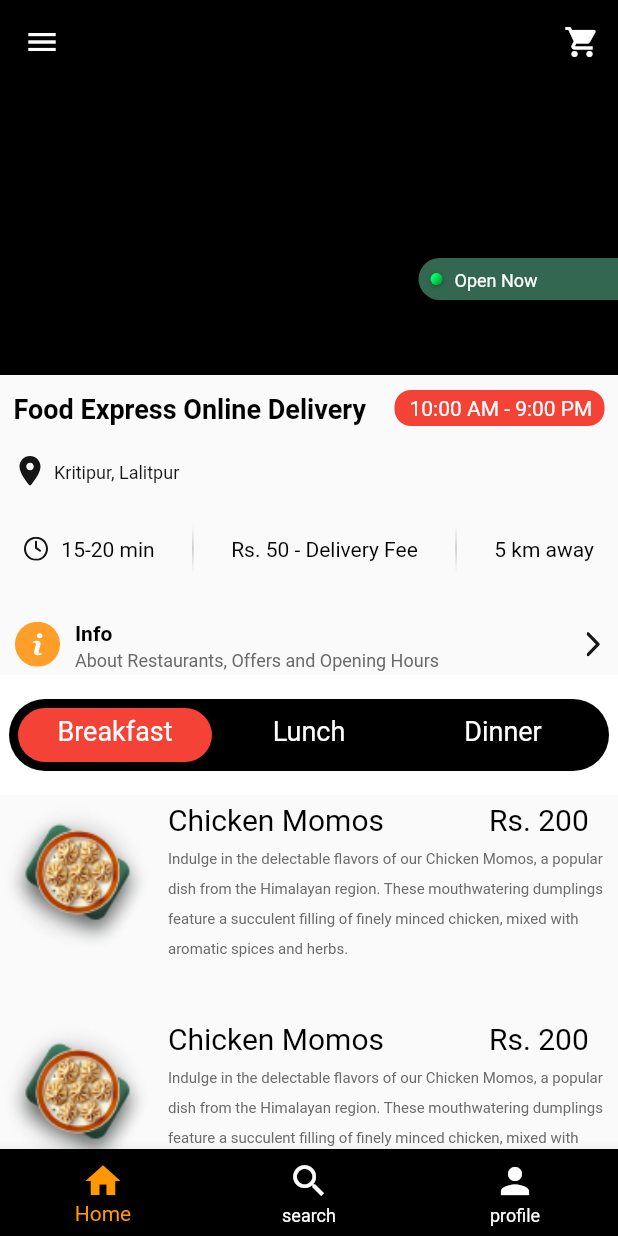
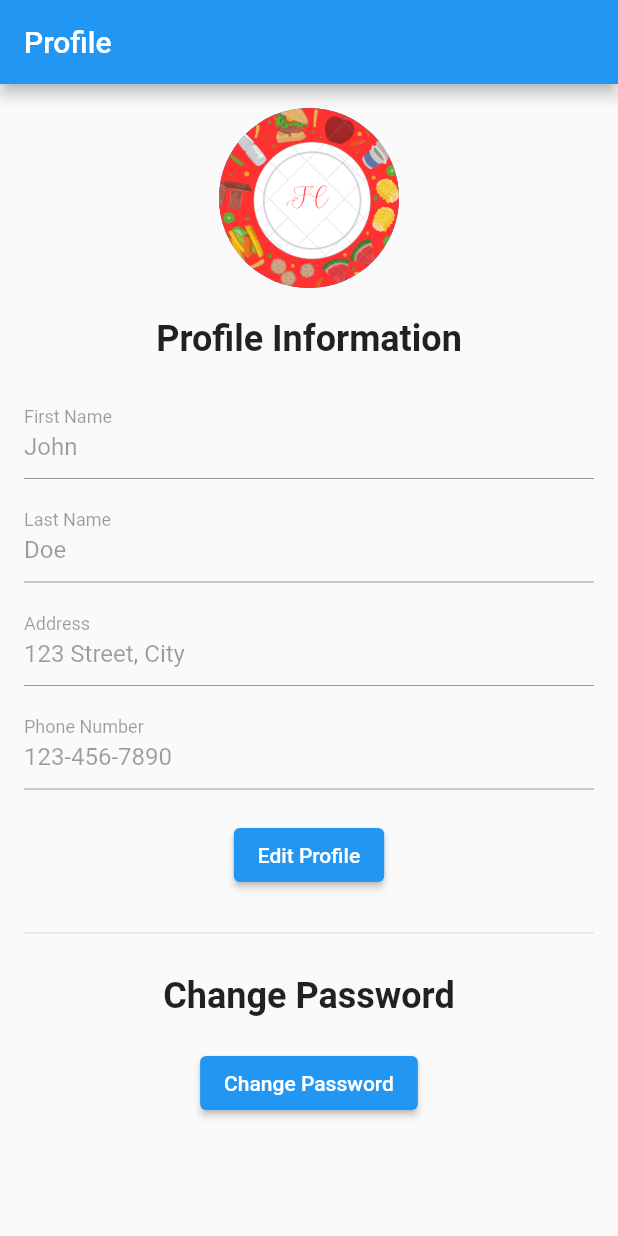
Before and after one commit to 44hukum/food_express, a Flutter app: the screen it shows after launch, on a phone screen of 412 x 824 dp. Run offline on Flutter 3.47's test engine with Material 2 defaults, Android fonts, the phone set to English and light mode, and no system bars; our stand-ins replace dotted_border, flutter_svg; Roboto replaces fonts that are missing (SF Pro Display).

```diff
--- a/lib/main.dart
+++ b/lib/main.dart
@@ -1,6 +1,9 @@
 import 'package:flutter/material.dart';
 import 'package:foodcommerce/pages/checkout.dart';
 import 'package:foodcommerce/pages/home.dart';
+import 'package:foodcommerce/pages/login.dart';
+import 'package:foodcommerce/pages/profile.dart';
+import 'package:foodcommerce/pages/signup.dart';
 import 'package:foodcommerce/services/cart.dart';
 import 'package:provider/provider.dart';
 
@@ -18,10 +21,13 @@ class MyApp extends StatelessWidget {
       child: MaterialApp(
         title: 'Food Commerce',
         debugShowCheckedModeBanner: false,
-        initialRoute: 'home',
+        initialRoute: 'profile',
         routes: {
           'home':  (context) => const Home(),
           'checkout':  (context) => const MyCheckoutCart(),
+          'login': (context) => LoginPage(),
+          'signup': (context) => SignupPage(),
+          'profile': (context) => ProfilePage()
 
         },
       ),
--- /dev/null
+++ b/lib/pages/profile.dart
@@ -0,0 +1,201 @@
+import 'package:flutter/material.dart';
+
+class ProfilePage extends StatefulWidget {
+  @override
+  _ProfilePageState createState() => _ProfilePageState();
+}
+
+class _ProfilePageState extends State<ProfilePage> {
+  TextEditingController _firstNameController = TextEditingController();
+  TextEditingController _lastNameController = TextEditingController();
+  TextEditingController _addressController = TextEditingController();
+  TextEditingController _phoneNumberController = TextEditingController();
+  bool _isEditing = false;
+  bool _isChangingPassword = false;
+  String _password = '';
+
+  @override
+  void initState() {
+    super.initState();
+    // Set initial user details
+    _firstNameController.text = 'John';
+    _lastNameController.text = 'Doe';
+    _addressController.text = '123 Street, City';
+    _phoneNumberController.text = '123-456-7890';
+  }
+
+  @override
+  void dispose() {
+    _firstNameController.dispose();
+    _lastNameController.dispose();
+    _addressController.dispose();
+    _phoneNumberController.dispose();
+    super.dispose();
+  }
+
+  void _toggleEdit() {
+    setState(() {
+      _isEditing = !_isEditing;
+    });
+  }
+
+  void _toggleChangePassword() {
+    setState(() {
+      _isChangingPassword = !_isChangingPassword;
+    });
+  }
+
+  void _saveChanges() {
+    // Save changes to the user profile
+    setState(() {
+      _isEditing = false;
+    });
+    // Show a snackbar or perform additional actions
+  }
+
+  void _cancelChanges() {
+    // Discard changes to the user profile
+    setState(() {
+      _isEditing = false;
+    });
+    // Show a snackbar or perform additional actions
+  }
+
+  void _savePassword() {
+    // Save new password
+    setState(() {
+      _isChangingPassword = false;
+    });
+    // Show a snackbar or perform additional actions
+  }
+
+  void _cancelPasswordChange() {
+    // Cancel password change
+    setState(() {
+      _isChangingPassword = false;
+    });
+    // Show a snackbar or perform additional actions
+  }
+
+  @override
+  Widget build(BuildContext context) {
+    return Scaffold(
+      appBar: AppBar(
+        title: const Text('Profile'),
+      ),
+      body: ListView(
+        children: [
+          Padding(
+            padding: const EdgeInsets.all(16.0),
+            child: Column(
+              crossAxisAlignment: CrossAxisAlignment.center,
+              children: [
+                const CircleAvatar(
+                  radius: 60.0,
+                  backgroundImage: AssetImage('lib/assets/images/restaurant.png'),
+                ),
+                SizedBox(height: 20.0),
+                Text(
+                  'Profile Information',
+                  style: TextStyle(fontSize: 24.0, fontWeight: FontWeight.bold),
+                ),
+                SizedBox(height: 20.0),
+                TextFormField(
+                  controller: _firstNameController,
+                  enabled: _isEditing,
+                  decoration: InputDecoration(labelText: 'First Name'),
+                ),
+                SizedBox(height: 10.0),
+                TextFormField(
+                  controller: _lastNameController,
+                  enabled: _isEditing,
+                  decoration: InputDecoration(labelText: 'Last Name'),
+                ),
+                SizedBox(height: 10.0),
+                TextFormField(
+                  controller: _addressController,
+                  enabled: _isEditing,
+                  decoration: InputDecoration(labelText: 'Address'),
+                ),
+                SizedBox(height: 10.0),
+                TextFormField(
+                  controller: _phoneNumberController,
+                  enabled: _isEditing,
+                  decoration: InputDecoration(labelText: 'Phone Number'),
+                ),
+                SizedBox(height: 20.0),
+                if (_isEditing)
+                  Row(
+                    mainAxisAlignment: MainAxisAlignment.center,
+                    children: [
+                      ElevatedButton(
+                        onPressed: _saveChanges,
+                        child: Text('Save'),
+                      ),
+                      SizedBox(width: 10.0),
+                      TextButton(
+                        onPressed: _cancelChanges,
+                        child: Text('Cancel'),
+                      ),
+                    ],
+                  )
+                else
+                  ElevatedButton(
+                    onPressed: _toggleEdit,
+                    child: Text('Edit Profile'),
+                  ),
+                SizedBox(height: 20.0),
+                Divider(),
+                SizedBox(height: 20.0),
+                Text(
+                  'Change Password',
+                  style: TextStyle(fontSize: 24.0, fontWeight: FontWeight.bold),
+                ),
+                SizedBox(height: 20.0),
+                if (_isChangingPassword)
+                  Column(
+                    children: [
+                      TextFormField(
+                        onChanged: (value) {
+                          setState(() {
+                            _password = value;
+                          });
+                        },
+                        decoration: InputDecoration(labelText: 'New Password'),
+                        obscureText: true,
+                      ),
+                      SizedBox(height: 10.0),
+                      TextFormField(
+                        decoration: InputDecoration(labelText: 'Confirm Password'),
+                        obscureText: true,
+                      ),
+                      SizedBox(height: 20.0),
+                      Row(
+                        mainAxisAlignment: MainAxisAlignment.center,
+                        children: [
+                          ElevatedButton(
+                            onPressed: _savePassword,
+                            child: Text('Save'),
+                          ),
+                          SizedBox(width: 10.0),
+                          TextButton(
+                            onPressed: _cancelPasswordChange,
+                            child: Text('Cancel'),
+                          ),
+                        ],
+                      ),
+                    ],
+                  )
+                else
+                  ElevatedButton(
+                    onPressed: _toggleChangePassword,
+                    child: Text('Change Password'),
+                  ),
+              ],
+            ),
+          ),
+        ],
+      ),
+    );
+  }
+}
--- a/lib/screen/home.dart
+++ b/lib/screen/home.dart
@@ -1,9 +1,7 @@
 import 'package:flutter/material.dart';
 import 'package:flutter/services.dart';
 import 'package:flutter_svg/flutter_svg.dart';
-import 'package:foodcommerce/services/cart.dart';
 import 'package:foodcommerce/widgets/products.dart';
-import 'package:provider/provider.dart';
 
 class RestaurantHome extends StatefulWidget {
   const RestaurantHome({Key? key}) : super(key: key);
```
Also changed, not shown: lib/pages/login.dart (added, +156 -0 lines), lib/pages/signup.dart (added, +261 -0 lines).
